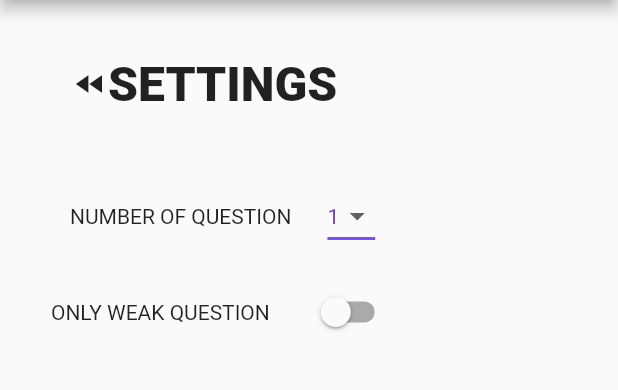
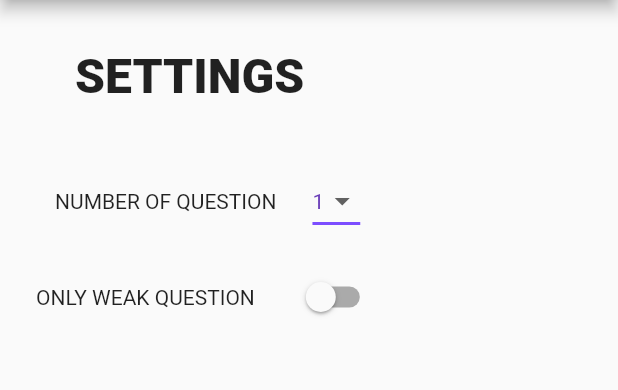
Before and after one commit to JobInterviewPractice/job_interview_practice, a Flutter app: the SettingPage screen opened by its route, on a phone screen of 412 x 824 dp, the part 84-474 px from its top. Run offline on Flutter 3.47's test engine with Material 2 defaults, Android fonts, the light colour scheme and no system bars; our stand-ins replace cloud_firestore, dartz, equatable, firebase_core, flutter_bloc, get_it and 1 more; accounts and stored records are empty.

Commit message:
remove upper button of setting_page

```diff
--- a/lib/feature/setting/presentation/pages/setting_page.dart
+++ b/lib/feature/setting/presentation/pages/setting_page.dart
@@ -25,11 +25,8 @@ class SettingPage extends StatelessWidget {
                   children: [
                     Container(
                       padding: EdgeInsets.all(32.0),
-                      child: FlatButton(
-                        onPressed: () => Navigator.of(context).pop(),
                       child: Row(
                         children: [
-                            Icon(Icons.fast_rewind),
                           Text(
                             'SETTINGS',
                             style: TextStyle(
@@ -38,7 +35,6 @@ class SettingPage extends StatelessWidget {
                             ),
                           ),
                         ],
-                        ),
                       ),
                     ),
                     Row(
```
Also changed, not shown: 1 other file. Lines whose indentation alone changed are shown as unchanged.
